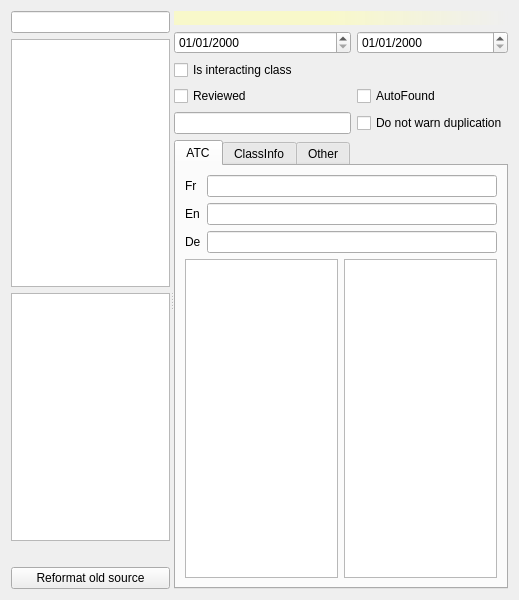
FreeHealth/freehealth, file freeddimanager/plugins/ddiplugin/interactors/interactoreditorwidget.ui: the form before one commit.
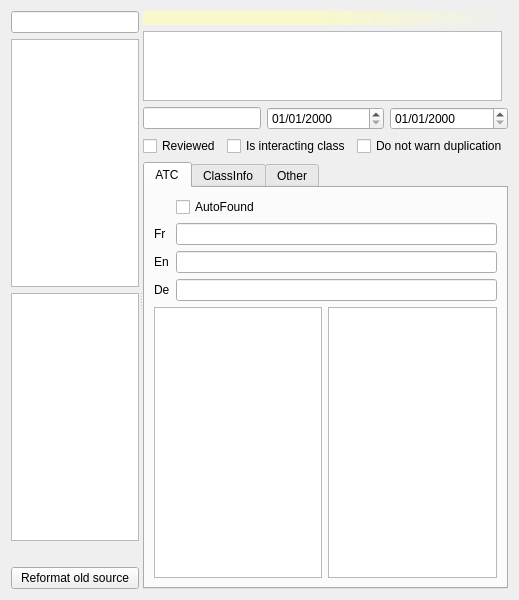
The form after the commit. Custom widgets are drawn as their Qt base class.

```diff
--- a/freeddimanager/plugins/ddiplugin/interactors/interactoreditorwidget.ui
+++ b/freeddimanager/plugins/ddiplugin/interactors/interactoreditorwidget.ui
@@ -48,57 +48,9 @@
      </widget>
      <widget class="QWidget" name="widgetContainer" native="true">
       <layout class="QGridLayout" name="gridLayout_3">
-       <item row="2" column="0">
-        <widget class="QDateEdit" name="dateCreation">
-         <property name="toolTip">
-          <string>Creation date</string>
-         </property>
-         <property name="displayFormat">
-          <string>dd/MM/yyyy</string>
-         </property>
-        </widget>
-       </item>
-       <item row="4" column="1">
-        <widget class="QCheckBox" name="isAutoFound">
-         <property name="text">
-          <string>AutoFound</string>
-         </property>
-        </widget>
-       </item>
-       <item row="4" column="0">
-        <widget class="QCheckBox" name="isReviewed">
-         <property name="text">
-          <string>Reviewed</string>
-         </property>
-        </widget>
-       </item>
        <item row="0" column="0" colspan="2">
         <layout class="QHBoxLayout" name="toolbarLayout"/>
        </item>
-       <item row="3" column="0" colspan="2">
-        <widget class="QCheckBox" name="isClass">
-         <property name="text">
-          <string>Is interacting class</string>
-         </property>
-        </widget>
-       </item>
-       <item row="5" column="0">
-        <widget class="QLineEdit" name="reference">
-         <property name="toolTip">
-          <string>Reference (default is FreeMedForms)</string>
-         </property>
-        </widget>
-       </item>
-       <item row="2" column="1">
-        <widget class="QDateEdit" name="dateUpdate">
-         <property name="toolTip">
-          <string>Last update</string>
-         </property>
-         <property name="displayFormat">
-          <string>dd/MM/yyyy</string>
-         </property>
-        </widget>
-       </item>
        <item row="1" column="0" colspan="2">
         <widget class="QLabel" name="interactorLabel">
          <property name="font">
@@ -115,14 +67,7 @@
          </property>
         </widget>
        </item>
-       <item row="5" column="1">
-        <widget class="QCheckBox" name="notWarnDuplicated">
-         <property name="text">
-          <string>Do not warn duplication</string>
-         </property>
-        </widget>
-       </item>
-       <item row="6" column="0" colspan="2">
+       <item row="8" column="0" colspan="2">
         <widget class="QTabWidget" name="tabWidget">
          <property name="currentIndex">
           <number>0</number>
@@ -132,10 +77,10 @@
            <string>ATC</string>
           </attribute>
           <layout class="QGridLayout" name="gridLayout">
-           <item row="2" column="1" colspan="2">
+           <item row="3" column="1" colspan="2">
             <widget class="QLineEdit" name="deLabel"/>
            </item>
-           <item row="3" column="0" colspan="3">
+           <item row="4" column="0" colspan="3">
             <layout class="QHBoxLayout" name="horizontalLayout">
              <item>
               <widget class="Views::TableView" name="atcTableView"/>
@@ -145,7 +90,7 @@
              </item>
             </layout>
            </item>
-           <item row="2" column="0">
+           <item row="3" column="0">
             <widget class="QLabel" name="label_3">
              <property name="sizePolicy">
               <sizepolicy hsizetype="Fixed" vsizetype="Preferred">
@@ -158,7 +103,7 @@
              </property>
             </widget>
            </item>
-           <item row="1" column="0">
+           <item row="2" column="0">
             <widget class="QLabel" name="label_2">
              <property name="sizePolicy">
               <sizepolicy hsizetype="Fixed" vsizetype="Preferred">
@@ -171,10 +116,10 @@
              </property>
             </widget>
            </item>
-           <item row="1" column="1" colspan="2">
+           <item row="2" column="1" colspan="2">
             <widget class="QLineEdit" name="enLabel"/>
            </item>
-           <item row="0" column="0">
+           <item row="1" column="0">
             <widget class="QLabel" name="label">
              <property name="sizePolicy">
               <sizepolicy hsizetype="Fixed" vsizetype="Preferred">
@@ -187,9 +132,16 @@
              </property>
             </widget>
            </item>
-           <item row="0" column="1" colspan="2">
+           <item row="1" column="1" colspan="2">
             <widget class="QLineEdit" name="frLabel"/>
            </item>
+           <item row="0" column="1">
+            <widget class="QCheckBox" name="isAutoFound">
+             <property name="text">
+              <string>AutoFound</string>
+             </property>
+            </widget>
+           </item>
           </layout>
          </widget>
          <widget class="QWidget" name="tabClassInfo">
@@ -251,6 +203,85 @@
          </widget>
         </widget>
        </item>
+       <item row="3" column="0" colspan="2">
+        <layout class="QHBoxLayout" name="horizontalLayout_2">
+         <item>
+          <widget class="QLineEdit" name="reference">
+           <property name="sizePolicy">
+            <sizepolicy hsizetype="Preferred" vsizetype="Fixed">
+             <horstretch>0</horstretch>
+             <verstretch>0</verstretch>
+            </sizepolicy>
+           </property>
+           <property name="minimumSize">
+            <size>
+             <width>50</width>
+             <height>0</height>
+            </size>
+           </property>
+           <property name="toolTip">
+            <string>Reference (default is FreeMedForms)</string>
+           </property>
+          </widget>
+         </item>
+         <item>
+          <widget class="QDateEdit" name="dateCreation">
+           <property name="toolTip">
+            <string>Creation date</string>
+           </property>
+           <property name="displayFormat">
+            <string>dd/MM/yyyy</string>
+           </property>
+          </widget>
+         </item>
+         <item>
+          <widget class="QDateEdit" name="dateUpdate">
+           <property name="toolTip">
+            <string>Last update</string>
+           </property>
+           <property name="displayFormat">
+            <string>dd/MM/yyyy</string>
+           </property>
+          </widget>
+         </item>
+        </layout>
+       </item>
+       <item row="5" column="0" colspan="2">
+        <layout class="QHBoxLayout" name="horizontalLayout_3">
+         <item>
+          <widget class="QCheckBox" name="isReviewed">
+           <property name="text">
+            <string>Reviewed</string>
+           </property>
+          </widget>
+         </item>
+         <item>
+          <widget class="QCheckBox" name="isClass">
+           <property name="text">
+            <string>Is interacting class</string>
+           </property>
+          </widget>
+         </item>
+         <item>
+          <widget class="QCheckBox" name="notWarnDuplicated">
+           <property name="text">
+            <string>Do not warn duplication</string>
+           </property>
+          </widget>
+         </item>
+        </layout>
+       </item>
+       <item row="2" column="0">
+        <widget class="QTextBrowser" name="messages">
+         <property name="html">
+          <string notr="true">&lt;!DOCTYPE HTML PUBLIC &quot;-//W3C//DTD HTML 4.0//EN&quot; &quot;http://www.w3.org/TR/REC-html40/strict.dtd&quot;&gt;
+&lt;html&gt;&lt;head&gt;&lt;meta name=&quot;qrichtext&quot; content=&quot;1&quot; /&gt;&lt;style type=&quot;text/css&quot;&gt;
+p, li { white-space: pre-wrap; }
+&lt;/style&gt;&lt;/head&gt;&lt;body style=&quot; font-family:'Lucida Grande'; font-size:13pt; font-weight:400; font-style:normal;&quot;&gt;
+&lt;p style=&quot;-qt-paragraph-type:empty; margin-top:0px; margin-bottom:0px; margin-left:0px; margin-right:0px; -qt-block-indent:0; text-indent:0px;&quot;&gt;&lt;br /&gt;&lt;/p&gt;&lt;/body&gt;&lt;/html&gt;</string>
+         </property>
+        </widget>
+       </item>
       </layout>
      </widget>
     </widget>
```
